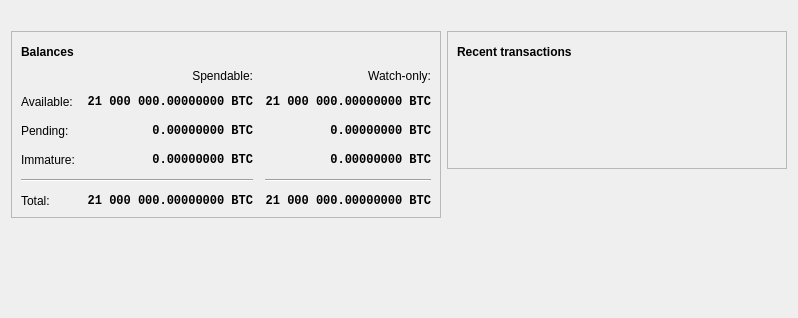
Before: the Qt Designer form src/qt/forms/overviewpage.ui in equalishcoin/equalishcoind, drawn with Qt 5.
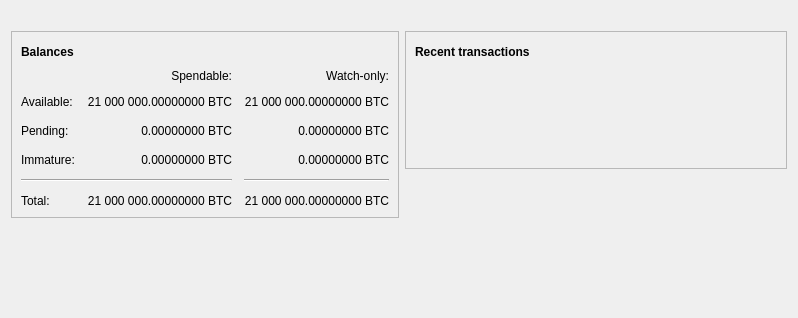
After: the same form once the commit is applied. Icons and pictures are not drawn. Custom widgets are drawn as their Qt base class.

Commit message:
qt: Choose monospaced font in C++ code rather in `*.ui` file
Setting the "Monospace" font family in a `*.ui` file does not work on
macOS, at least on Big Sur with Qt 5.15 (neither via the "font" property
nor via the "styleSheet" property). Qt chooses the ".AppleSystemUIFont"
instead of ".AppleSystemUIFontMonospaced".

This change makes macOS choose the correct monospaced font.

What changed in the file:
```diff
--- a/src/qt/forms/overviewpage.ui
+++ b/src/qt/forms/overviewpage.ui
@@ -116,13 +116,6 @@
             </property>
             <item row="2" column="2">
              <widget class="QLabel" name="labelWatchPending">
-              <property name="font">
-               <font>
-                <family>Monospace</family>
-                <weight>75</weight>
-                <bold>true</bold>
-               </font>
-              </property>
               <property name="cursor">
                <cursorShape>IBeamCursor</cursorShape>
               </property>
@@ -142,13 +135,6 @@
             </item>
             <item row="2" column="1">
              <widget class="QLabel" name="labelUnconfirmed">
-              <property name="font">
-               <font>
-                <family>Monospace</family>
-                <weight>75</weight>
-                <bold>true</bold>
-               </font>
-              </property>
               <property name="cursor">
                <cursorShape>IBeamCursor</cursorShape>
               </property>
@@ -168,13 +154,6 @@
             </item>
             <item row="3" column="2">
              <widget class="QLabel" name="labelWatchImmature">
-              <property name="font">
-               <font>
-                <family>Monospace</family>
-                <weight>75</weight>
-                <bold>true</bold>
-               </font>
-              </property>
               <property name="cursor">
                <cursorShape>IBeamCursor</cursorShape>
               </property>
@@ -227,13 +206,6 @@
             </item>
             <item row="3" column="1">
              <widget class="QLabel" name="labelImmature">
-              <property name="font">
-               <font>
-                <family>Monospace</family>
-                <weight>75</weight>
-                <bold>true</bold>
-               </font>
-              </property>
               <property name="cursor">
                <cursorShape>IBeamCursor</cursorShape>
               </property>
@@ -273,13 +245,6 @@
             </item>
             <item row="5" column="1">
              <widget class="QLabel" name="labelTotal">
-              <property name="font">
-               <font>
-                <family>Monospace</family>
-                <weight>75</weight>
-                <bold>true</bold>
-               </font>
-              </property>
               <property name="cursor">
                <cursorShape>IBeamCursor</cursorShape>
               </property>
@@ -299,13 +264,6 @@
             </item>
             <item row="5" column="2">
              <widget class="QLabel" name="labelWatchTotal">
-              <property name="font">
-               <font>
-                <family>Monospace</family>
-                <weight>75</weight>
-                <bold>true</bold>
-               </font>
-              </property>
               <property name="cursor">
                <cursorShape>IBeamCursor</cursorShape>
               </property>
@@ -342,13 +300,6 @@
             </item>
             <item row="1" column="1">
              <widget class="QLabel" name="labelBalance">
-              <property name="font">
-               <font>
-                <family>Monospace</family>
-                <weight>75</weight>
-                <bold>true</bold>
-               </font>
-              </property>
               <property name="cursor">
                <cursorShape>IBeamCursor</cursorShape>
               </property>
@@ -368,13 +319,6 @@
             </item>
             <item row="1" column="2">
              <widget class="QLabel" name="labelWatchAvailable">
-              <property name="font">
-               <font>
-                <family>Monospace</family>
-                <weight>75</weight>
-                <bold>true</bold>
-               </font>
-              </property>
               <property name="cursor">
                <cursorShape>IBeamCursor</cursorShape>
               </property>
```
The commit also changes 2 other files.
